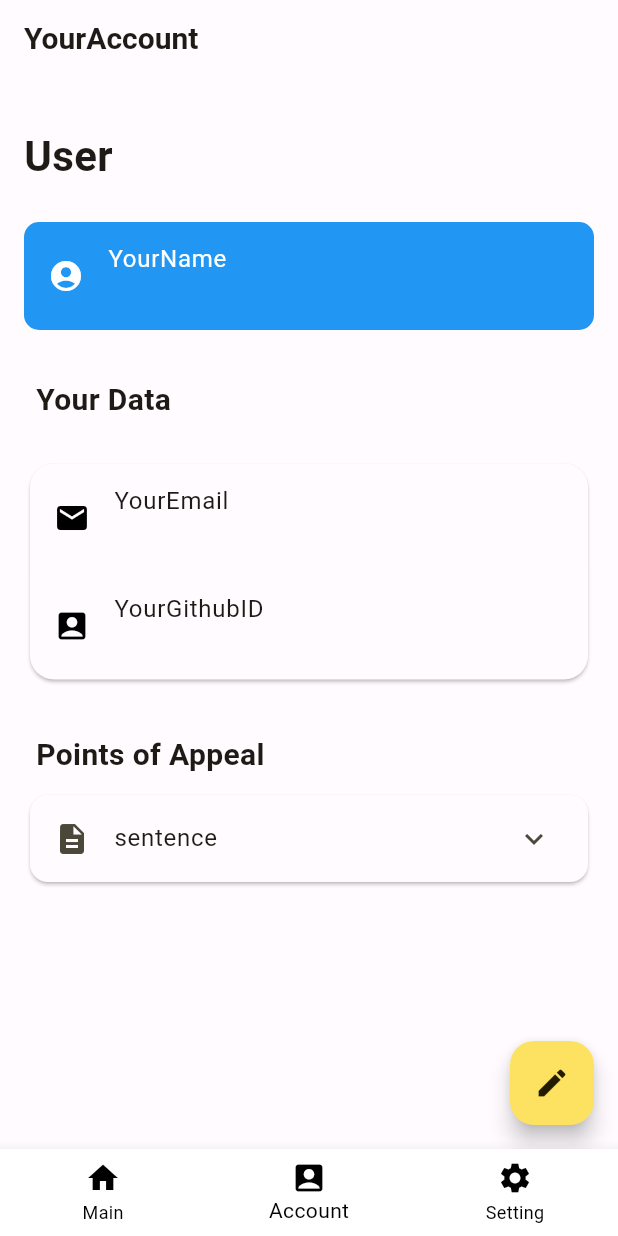
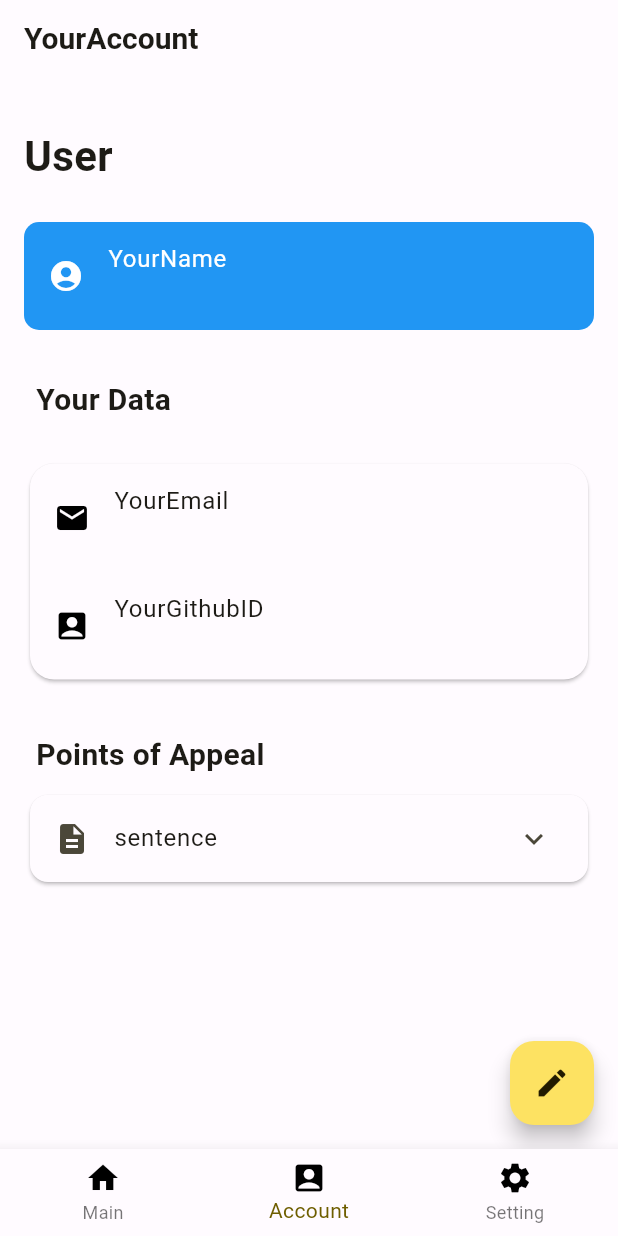
Before and after one commit to Ry8Sg2i/counter_offer.2, a Flutter app: the Navbar screen opened directly with empty values, item 2 of the bottom bar chosen, on a phone screen of 412 x 824 dp. Run offline on Flutter 3.47's test engine with Material 3 defaults, Android fonts, the phone set to English and light mode, and no system bars; our stand-ins replace cloud_firestore, firebase_auth, firebase_core, flutter_riverpod, freezed_annotation, go_router and 1 more; accounts and stored records are empty; generated files the repository leaves out were written again.

Commit message:
colorをschemesに依存

```diff
--- a/lib/src/app.dart
+++ b/lib/src/app.dart
@@ -16,9 +16,6 @@ class Navbar extends StatelessWidget {
       body: child,
       bottomNavigationBar: BottomNavigationBar(
         type: BottomNavigationBarType.fixed,
-        backgroundColor: Colors.white,
-        unselectedItemColor: Colors.black,
-        selectedItemColor: Colors.black,
         items: const <BottomNavigationBarItem>[
           BottomNavigationBarItem(
             icon: Icon(Icons.home,
```
